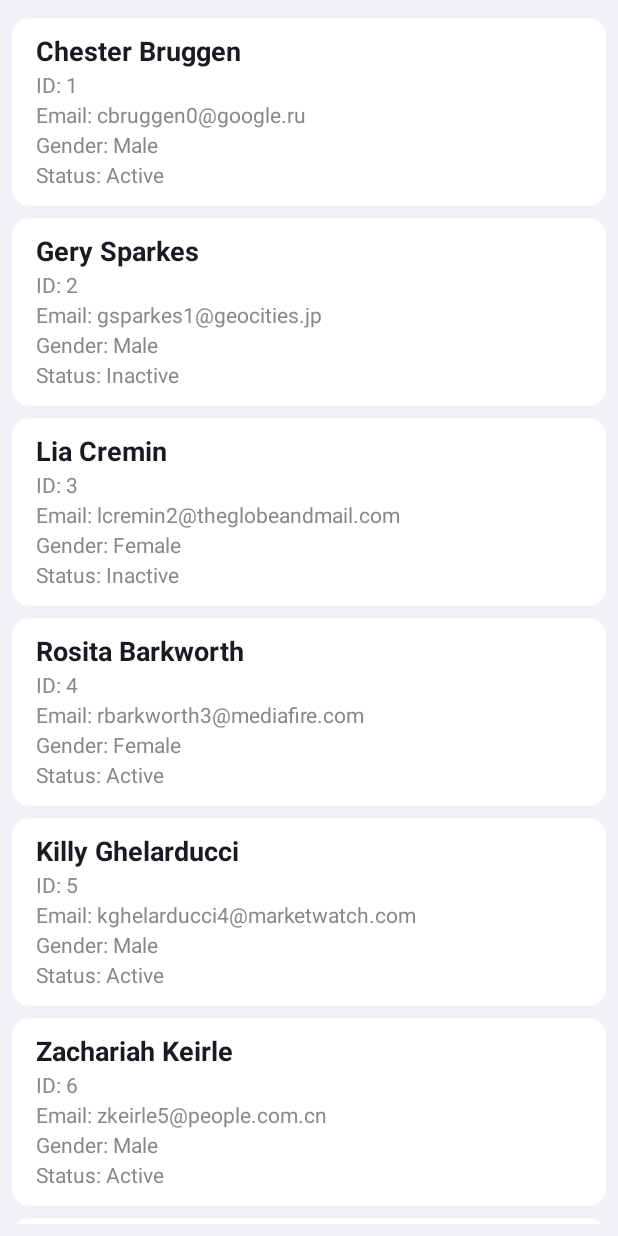
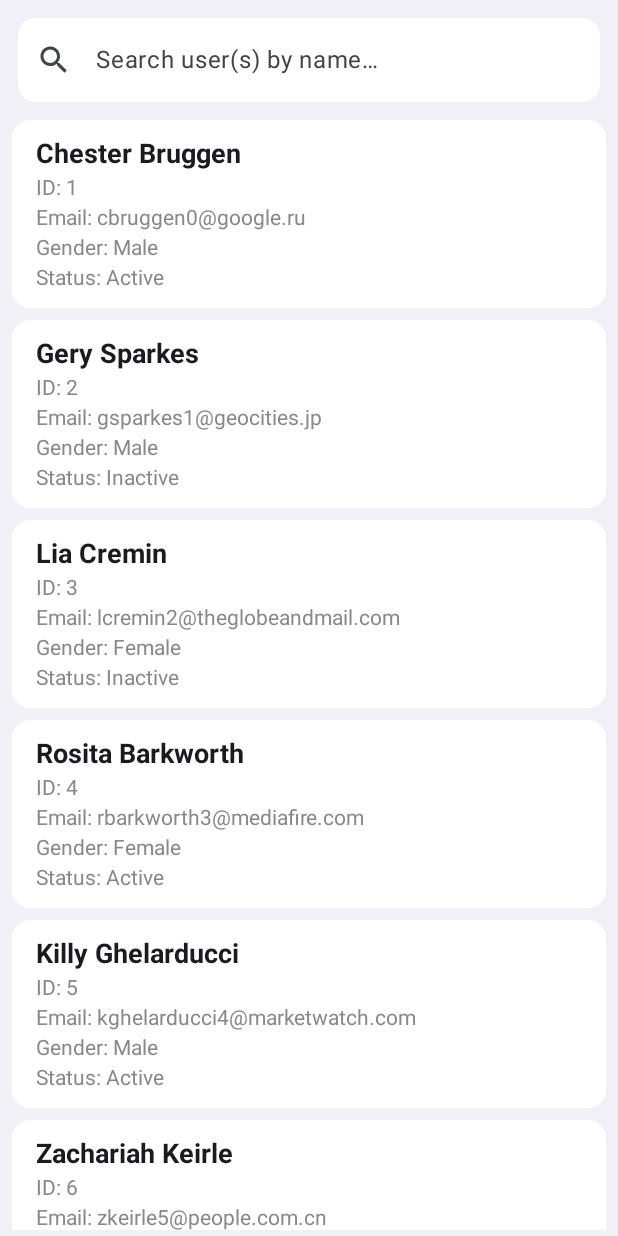
Before and after one commit to kheldiente/thousandusers-android, an Android app built with Jetpack Compose: the screen it shows after launch (HomeActivity), on a phone screen of 412 x 824 dp. Run offline under Robolectric (Android 15) with nearby library versions, the phone set to English and light mode, and no system bars; our stand-ins replace Room's generated code.

Commit message:
Working mechanism to search users when firstName OR lastName matches

```diff
--- a/app/src/main/java/kheldiente/apps/thousandusers/data/local/UserDataRepository.kt
+++ b/app/src/main/java/kheldiente/apps/thousandusers/data/local/UserDataRepository.kt
@@ -24,17 +24,17 @@ class UserDataRepository(
         }
     }
 
-    override suspend fun getUsers(limit: Int, offset: Int): List<User> {
-        return userDao.getUsers(limit, offset)
+    override suspend fun getUsers(keyword: String, limit: Int, offset: Int): List<User> {
+        return userDao.getUsers(keyword, limit, offset)
             .map { it.toUserViewData() }
     }
 
-    override suspend fun getUserCount(): Int {
-        return userDao.getUserCount()
+    override suspend fun getUserCount(keyword: String): Int {
+        return userDao.getUserCount(keyword)
     }
 
     private suspend fun shouldPopulateDb(): Boolean {
-        return userDao.getUserCount() == 0
+        return userDao.getUserCount("") == 0
     }
 
 }
--- a/app/src/main/java/kheldiente/apps/thousandusers/data/local/UserDataSource.kt
+++ b/app/src/main/java/kheldiente/apps/thousandusers/data/local/UserDataSource.kt
@@ -4,6 +4,6 @@ import kheldiente.apps.thousandusers.ui.screen.data.User
 
 interface UserDataSource {
     suspend fun populateDatabaseIfNeeded()
-    suspend fun getUsers(limit: Int, offset: Int): List<User>
-    suspend fun getUserCount(): Int
+    suspend fun getUsers(keyword: String, limit: Int, offset: Int): List<User>
+    suspend fun getUserCount(keyword: String): Int
 }
--- a/app/src/main/java/kheldiente/apps/thousandusers/data/local/dao/UserDao.kt
+++ b/app/src/main/java/kheldiente/apps/thousandusers/data/local/dao/UserDao.kt
@@ -12,10 +12,23 @@ interface UserDao {
     @Insert(onConflict = OnConflictStrategy.REPLACE)
     suspend fun insertAll(users: List<UserEntity>)
 
-    @Query("SELECT * FROM users LIMIT :limit OFFSET :offset")
-    suspend fun getUsers(limit: Int, offset: Int): List<UserEntity>
+    @Query("""
+        SELECT * FROM users
+        WHERE firstName LIKE '%' || :keyword || '%'
+        OR lastName LIKE '%' || :keyword || '%'
+        LIMIT :limit OFFSET :offset
+    """)
+    suspend fun getUsers(
+        keyword: String,
+        limit: Int,
+        offset: Int
+    ): List<UserEntity>
 
-    @Query("SELECT COUNT(*) FROM users")
-    suspend fun getUserCount(): Int
+    @Query("""
+        SELECT COUNT(*) FROM users
+        WHERE firstName LIKE '%' || :keyword || '%'
+        OR lastName LIKE '%' || :keyword || '%'
+    """)
+    suspend fun getUserCount(keyword: String): Int
 
 }
--- a/app/src/main/java/kheldiente/apps/thousandusers/ui/screen/UserListScreen.kt
+++ b/app/src/main/java/kheldiente/apps/thousandusers/ui/screen/UserListScreen.kt
@@ -22,6 +22,7 @@ import androidx.compose.ui.res.stringResource
 import androidx.compose.ui.unit.dp
 import kheldiente.apps.thousandusers.R
 import kheldiente.apps.thousandusers.ui.screen.data.User
+import kheldiente.apps.thousandusers.ui.screen.view.SearchField
 import kheldiente.apps.thousandusers.ui.screen.viewmodel.UserViewModel
 import kheldiente.apps.thousandusers.ui.theme.Grey
 import kheldiente.apps.thousandusers.ui.theme.Typography
@@ -37,6 +38,7 @@ fun UserListScreen(
     val isLoading = uiState.value.isLoading
     val isLoadingMoreUsers = uiState.value.isLoadingMoreUsers
     val hasMoreUsers = uiState.value.hasMoreUsers
+    val searchQuery = uiState.value.searchQuery
 
     Box(
         modifier = Modifier.fillMaxSize()
@@ -47,9 +49,27 @@ fun UserListScreen(
                 modifier = Modifier.align(Alignment.Center)
             )
         } else {
-            LazyColumn(
-                modifier = modifier.padding(8.dp)
+            Column(
+                modifier = modifier.fillMaxSize()
+                    .padding(horizontal = 8.dp, vertical = 4.dp)
             ) {
+                SearchField(searchQuery, viewModel::onSearchQueryChange)
+                LazyColumn {
+                    if (users.isEmpty()) {
+                        item {
+                            Box(
+                                modifier = Modifier
+                                    .fillMaxWidth()
+                                    .padding(16.dp),
+                                contentAlignment = Alignment.Center
+                            ) {
+                                Text(
+                                    text = stringResource(R.string.no_users_found),
+                                    style = Typography.bodyMedium,
+                                )
+                            }
+                        }
+                    } else {
                         items(
                             count = users.size,
                             key = { index -> index }
@@ -57,10 +77,11 @@ fun UserListScreen(
                             UserListItem(users[index])
 
                             // For now, we will just load more users when we reach the last item
-                    // IMPROVEMENT: Load more users when we reach the 3rd last item in the list (prefetching)
+                            // IMPROVEMENT: Load more users when we reach the threshold < (size - 1) last item in the list (prefetching)
                             if (index == users.lastIndex && hasMoreUsers) {
                                 LaunchedEffect(Unit) {
                                     viewModel.loadMoreUsers()
+                                }
                             }
                         }
                     }
@@ -74,6 +95,7 @@ fun UserListScreen(
                                 contentAlignment = Alignment.Center
                             ) {
                                 CircularProgressIndicator()
+                            }
                         }
                     }
                 }
--- a/app/src/main/java/kheldiente/apps/thousandusers/ui/screen/UserListUiState.kt
+++ b/app/src/main/java/kheldiente/apps/thousandusers/ui/screen/UserListUiState.kt
@@ -7,4 +7,5 @@ data class UserListUiState(
     val isLoading: Boolean = false,
     val isLoadingMoreUsers: Boolean = false,
     val hasMoreUsers: Boolean = false,
+    val searchQuery: String = "",
 )
--- /dev/null
+++ b/app/src/main/java/kheldiente/apps/thousandusers/ui/screen/view/SearchField.kt
@@ -0,0 +1,67 @@
+package kheldiente.apps.thousandusers.ui.screen.view
+
+import androidx.compose.foundation.layout.fillMaxWidth
+import androidx.compose.foundation.layout.padding
+import androidx.compose.foundation.shape.RoundedCornerShape
+import androidx.compose.foundation.text.KeyboardOptions
+import androidx.compose.material.icons.Icons
+import androidx.compose.material.icons.filled.Clear
+import androidx.compose.material.icons.filled.Search
+import androidx.compose.material3.Icon
+import androidx.compose.material3.IconButton
+import androidx.compose.material3.Text
+import androidx.compose.material3.TextField
+import androidx.compose.material3.TextFieldDefaults
+import androidx.compose.runtime.Composable
+import androidx.compose.ui.Modifier
+import androidx.compose.ui.graphics.Color
+import androidx.compose.ui.res.stringResource
+import androidx.compose.ui.text.input.ImeAction
+import androidx.compose.ui.unit.dp
+import kheldiente.apps.thousandusers.R
+import kheldiente.apps.thousandusers.ui.theme.White
+
+@Composable
+fun SearchField(
+    searchQuery: String,
+    onSearchQueryChange: (String) -> Unit,
+) {
+    TextField(
+        value = searchQuery,
+        onValueChange = { onSearchQueryChange(it) },
+        modifier = Modifier
+            .fillMaxWidth()
+            .padding(horizontal = 4.dp, vertical = 8.dp),
+        placeholder = { Text(stringResource(R.string.search_hint)) },
+        singleLine = true,
+        leadingIcon = {
+            Icon(
+                imageVector = Icons.Default.Search,
+                contentDescription = stringResource(R.string.search_icon_description)
+            )
+        },
+        trailingIcon = {
+            if (searchQuery.isNotEmpty()) {
+                IconButton(
+                    onClick = { onSearchQueryChange("") }
+                ) {
+                    Icon(
+                        imageVector = Icons.Default.Clear,
+                        contentDescription = stringResource(R.string.clear_icon_description)
+                    )
+                }
+            }
+        },
+        shape = RoundedCornerShape(12.dp),
+        colors = TextFieldDefaults.colors(
+            focusedContainerColor = White,
+            unfocusedContainerColor = White,
+            focusedIndicatorColor = Color.Transparent,
+            unfocusedIndicatorColor = Color.Transparent,
+            cursorColor = Color.Black,
+        ),
+        keyboardOptions = KeyboardOptions(
+            imeAction = ImeAction.Done
+        ),
+    )
+}
--- a/app/src/main/java/kheldiente/apps/thousandusers/ui/screen/viewmodel/UserViewModel.kt
+++ b/app/src/main/java/kheldiente/apps/thousandusers/ui/screen/viewmodel/UserViewModel.kt
@@ -5,9 +5,11 @@ import androidx.lifecycle.ViewModelProvider
 import androidx.lifecycle.viewModelScope
 import kheldiente.apps.thousandusers.data.local.UserDataSource
 import kheldiente.apps.thousandusers.ui.screen.UserListUiState
-import kheldiente.apps.thousandusers.util.DELAY_TO_SHOW_LIST
+import kheldiente.apps.thousandusers.util.DELAY_TO_SHOW_LIST_MILLIS
 import kheldiente.apps.thousandusers.util.INIT_PAGE
 import kheldiente.apps.thousandusers.util.PAGE_LIMIT
+import kheldiente.apps.thousandusers.util.SEARCH_DELAY_MILLIS
+import kotlinx.coroutines.Job
 import kotlinx.coroutines.delay
 import kotlinx.coroutines.flow.MutableStateFlow
 import kotlinx.coroutines.flow.asStateFlow
@@ -21,8 +23,11 @@ class UserViewModel(
     private val _uiState = MutableStateFlow(UserListUiState(isLoading = true))
     val uiState = _uiState.asStateFlow()
 
+    private var searchUsersJob: Job? = null
+
     private var currentPage = INIT_PAGE
     private var maxUserCount = 0
+    private var searchQuery = ""
 
     init {
         viewModelScope.launch {
@@ -48,9 +53,10 @@ class UserViewModel(
                 currentPage++
 
                 // Added to simulate loading delay
-                delay(DELAY_TO_SHOW_LIST)
+                delay(DELAY_TO_SHOW_LIST_MILLIS)
 
                 val nextUsers = userDataSource.getUsers(
+                    keyword = searchQuery,
                     limit = PAGE_LIMIT,
                     offset = currentPage * PAGE_LIMIT
                 )
@@ -78,25 +84,44 @@ class UserViewModel(
         }
     }
 
+    fun onSearchQueryChange(query: String) {
+        currentPage = INIT_PAGE
+        searchQuery = query
+
+        _uiState.update { currentState ->
+            currentState.copy(
+                searchQuery = query
+            )
+        }
+
+        searchUsersJob?.cancel()
+        searchUsersJob = viewModelScope.launch {
+            delay(SEARCH_DELAY_MILLIS)
+            loadInitData()
+        }
+    }
+
     private suspend fun populateDatabaseIfNeeded() {
         userDataSource.populateDatabaseIfNeeded()
     }
 
     private suspend fun loadInitData() {
         currentPage = INIT_PAGE
-        maxUserCount = userDataSource.getUserCount()
+        maxUserCount = userDataSource.getUserCount(searchQuery)
 
         // Added to simulate loading delay
-        delay(DELAY_TO_SHOW_LIST)
+        delay(DELAY_TO_SHOW_LIST_MILLIS)
 
         userDataSource.getUsers(
+            keyword = searchQuery,
             limit = PAGE_LIMIT,
             offset = currentPage * PAGE_LIMIT
         ).let { users ->
             _uiState.value = UserListUiState(
                 users = users,
                 hasMoreUsers = users.size < maxUserCount,
-                isLoading = false
+                isLoading = false,
+                searchQuery = searchQuery
             )
         }
     }
--- a/app/src/main/java/kheldiente/apps/thousandusers/util/Constant.kt
+++ b/app/src/main/java/kheldiente/apps/thousandusers/util/Constant.kt
@@ -2,4 +2,5 @@ package kheldiente.apps.thousandusers.util
 
 const val INIT_PAGE = 0
 const val PAGE_LIMIT = 20
-const val DELAY_TO_SHOW_LIST = 500L
+const val DELAY_TO_SHOW_LIST_MILLIS = 500L
+const val SEARCH_DELAY_MILLIS = 200L
--- a/app/src/main/res/values/strings.xml
+++ b/app/src/main/res/values/strings.xml
@@ -6,4 +6,8 @@
     <string name="email_label">Email</string>
     <string name="gender_label">Gender</string>
     <string name="status_label">Status</string>
+    <string name="search_hint">Search user(s) by name…</string>
+    <string name="search_icon_description">Search</string>
+    <string name="clear_icon_description">Clear search</string>
+    <string name="no_users_found">No users found!</string>
 </resources>
```
Lines whose indentation alone changed are shown as unchanged.
